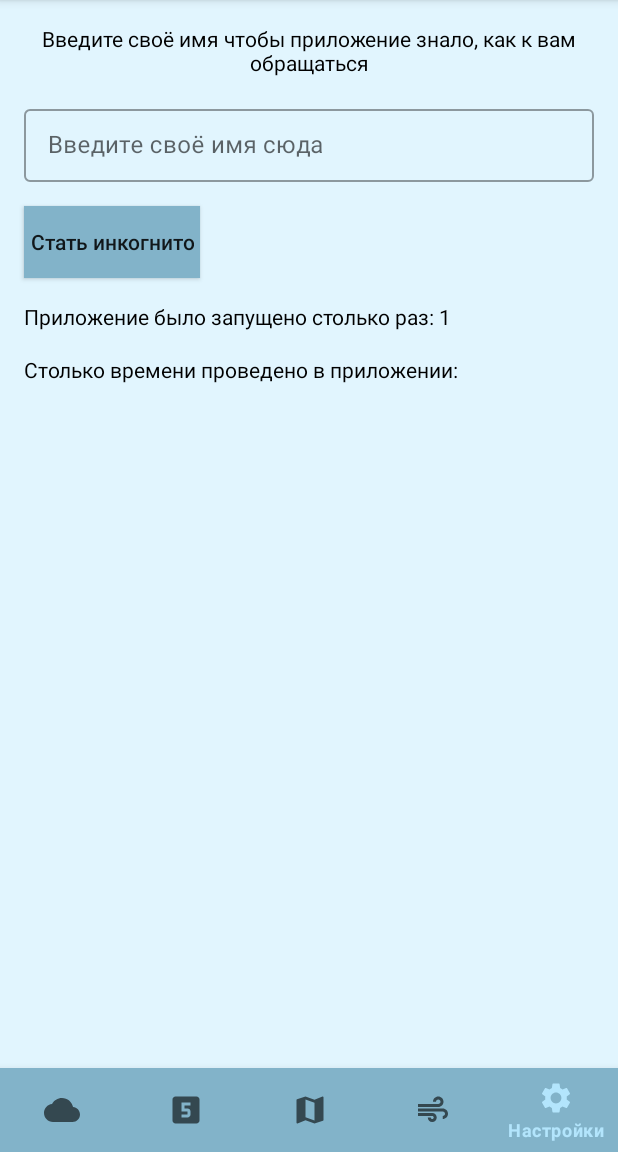
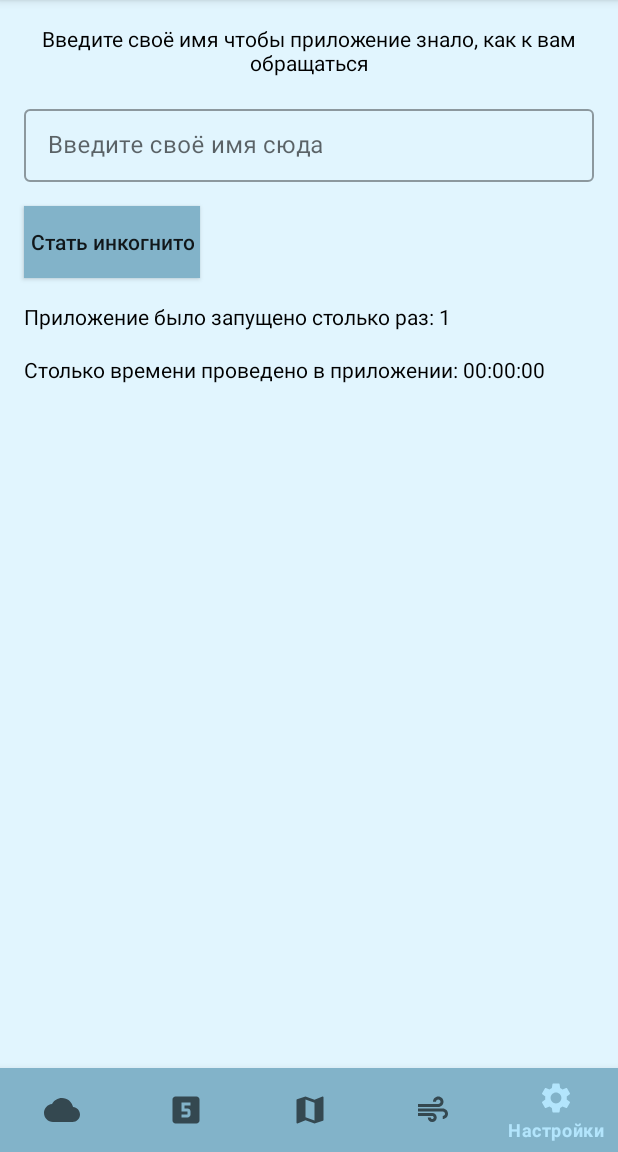
Before and after one commit to a1u2m/WeatherOnSteroids, an Android app: the screen it shows after launch (MainActivity), item 5 of the bottom bar chosen, on a phone screen of 412 x 824 dp, the part 84-1236 px from its top. Run offline under Robolectric (Android 15) with nearby library versions, the phone set to English and light mode, and no system bars; our stand-ins replace Picasso, RxJava; network calls fail; pictures from the network do not load; 1 statement that could not run was skipped.

Commit message:
- added statistics for time of using app for SettingsFragment.kt

```diff
--- a/app/src/main/java/com/example/weatheronsteroids/MainActivity.kt
+++ b/app/src/main/java/com/example/weatheronsteroids/MainActivity.kt
@@ -8,6 +8,17 @@ import android.view.MenuItem
 import androidx.fragment.app.Fragment
 import com.example.weatheronsteroids.fragments.*
 import com.google.android.material.bottomnavigation.BottomNavigationView
+import io.reactivex.rxjava3.android.schedulers.AndroidSchedulers
+import io.reactivex.rxjava3.core.Flowable
+import io.reactivex.rxjava3.core.Observable
+import io.reactivex.rxjava3.core.Observer
+import io.reactivex.rxjava3.disposables.Disposable
+import io.reactivex.rxjava3.observers.DisposableObserver
+import io.reactivex.rxjava3.schedulers.Schedulers
+import io.reactivex.rxjava3.subscribers.DisposableSubscriber
+import org.reactivestreams.Subscriber
+import org.reactivestreams.Subscription
+import java.util.concurrent.TimeUnit
 
 class MainActivity : AppCompatActivity() {
 
@@ -19,13 +30,34 @@ class MainActivity : AppCompatActivity() {
     var isCanGreet = true
     var timeCount = 0
 
+    private val timeCountObservable = Observable.interval(1, TimeUnit.SECONDS)
+    private lateinit var timeCountDisposable: DisposableObserver<Long>
 
     override fun onCreate(savedInstanceState: Bundle?) {
         super.onCreate(savedInstanceState)
         setContentView(R.layout.activity_main)
-
         initViews()
         countLaunch()
+    }
+
+    override fun onResume() {
+        super.onResume()
+        createNewDisposableAndSubscribe()
+    }
+
+    override fun onPause() {
+        super.onPause()
+
+        val sp = getPreferences(MODE_PRIVATE)
+        var tempTimeCount = sp.getInt(getString(R.string.time_count_key), 0)
+        tempTimeCount += timeCount
+        with(sp?.edit()) {
+            this?.putInt(getString(R.string.time_count_key), tempTimeCount)
+            this?.apply()
+        }
+        timeCountDisposable.dispose()
+
+        Log.d(TAG, "timeCount onPause")
     }
 
     private fun countLaunch() {
@@ -97,7 +129,6 @@ class MainActivity : AppCompatActivity() {
                 false
             }
         }
-
         else -> false
     }
 
@@ -108,4 +139,23 @@ class MainActivity : AppCompatActivity() {
         frame.commit()
         Log.d(TAG, "showfragment $fragment")
     }
+
+    private fun createNewDisposableAndSubscribe() {
+        timeCountDisposable = object : DisposableObserver<Long>() {
+
+            override fun onNext(t: Long?) {
+                Log.d(TAG, "timeCount: $t")
+                timeCount++
+            }
+
+            override fun onError(t: Throwable?) {
+                Log.d(TAG, "timeCount onError: ${t?.message}")
+            }
+
+            override fun onComplete() {
+                Log.d(TAG, "timeCount onComplete")
+            }
+        }
+        timeCountObservable.subscribe(timeCountDisposable)
+    }
 }
--- a/app/src/main/java/com/example/weatheronsteroids/fragments/CurrentWeatherFragment.kt
+++ b/app/src/main/java/com/example/weatheronsteroids/fragments/CurrentWeatherFragment.kt
@@ -104,9 +104,7 @@ class CurrentWeatherFragment : Fragment() {
                 }
 
                 override fun onError(t: Throwable?) {
-                    if (t != null) {
-                        Log.d(TAG, "onError: ${t.message}")
-                    }
+                        Log.d(TAG, "onError: ${t?.message}")
                 }
             })
     }
@@ -171,10 +169,10 @@ class CurrentWeatherFragment : Fragment() {
 
     private fun getGreeting(): String {
         return when (Calendar.getInstance().get(Calendar.HOUR_OF_DAY)) {
-            0, 1, 2, 3, 4, 5, 6 -> resources.getString(R.string.good_night)
-            7, 8, 9, 10, 11, 12 -> resources.getString(R.string.good_morning)
-            13, 14, 15, 16, 17, 18 -> resources.getString(R.string.good_day)
-            19, 20, 21, 22, 23 -> resources.getString(R.string.good_evening)
+            0, 1, 2, 3, 4, 5 -> resources.getString(R.string.good_night)
+            6, 7, 8, 9, 10, 11 -> resources.getString(R.string.good_morning)
+            12, 13, 14, 15, 16, 17 -> resources.getString(R.string.good_day)
+            18, 19, 20, 21, 22, 23 -> resources.getString(R.string.good_evening)
             else -> resources.getString(R.string.good_everything)
         }
     }
--- a/app/src/main/java/com/example/weatheronsteroids/fragments/SettingsFragment.kt
+++ b/app/src/main/java/com/example/weatheronsteroids/fragments/SettingsFragment.kt
@@ -39,7 +39,6 @@ class SettingsFragment : Fragment() {
 
     override fun onActivityCreated(savedInstanceState: Bundle?) {
         super.onActivityCreated(savedInstanceState)
-
         initViews()
     }
 
@@ -48,11 +47,41 @@ class SettingsFragment : Fragment() {
         return sp.getInt(getString(R.string.launch_count_key), 0)
     }
 
+    private fun countTime(): String {
+        val sp = requireActivity().getPreferences(AppCompatActivity.MODE_PRIVATE)
+        val time = sp.getInt(getString(R.string.time_count_key), 0)
+        return humanTime(time)
+    }
+
+    private fun humanTime(time: Int): String {
+        val hours: Int = time / 3600
+        val minutes: Int = (time - (hours * 3600)) / 60
+        val seconds: Int = time - hours * 3600 - minutes * 60
+
+        val sb = StringBuilder()
+        if (hours == 0) {
+            sb.append("00:")
+        } else {
+            sb.append("$hours:")
+        }
+        if (minutes == 0) {
+            sb.append("00:")
+        } else {
+            sb.append("$minutes:")
+        }
+        if (seconds == 0) {
+            sb.append("00")
+        } else {
+            sb.append("$seconds")
+        }
+        return sb.toString()
+    }
+
     private fun initViews() {
         incognitoCongrats = requireActivity().findViewById(R.id.incognito_congrats)
 
         inputName = requireActivity().findViewById(R.id.edit_name)
-        inputName.setOnEditorActionListener{ _, actionId, _ ->
+        inputName.setOnEditorActionListener { _, actionId, _ ->
             if (actionId == EditorInfo.IME_ACTION_DONE) {
                 val name = inputName.text.toString()
                 val sp = activity?.getPreferences(Context.MODE_PRIVATE)
@@ -79,6 +108,7 @@ class SettingsFragment : Fragment() {
         launchCount.text = "${resources.getString(R.string.app_launch_count)} ${countLaunch()}"
 
         timeCount = requireActivity().findViewById(R.id.time_count)
+        timeCount.text = "${resources.getString(R.string.app_time_count)} ${countTime()}"
     }
 
     private fun hideGreetings() {
```
